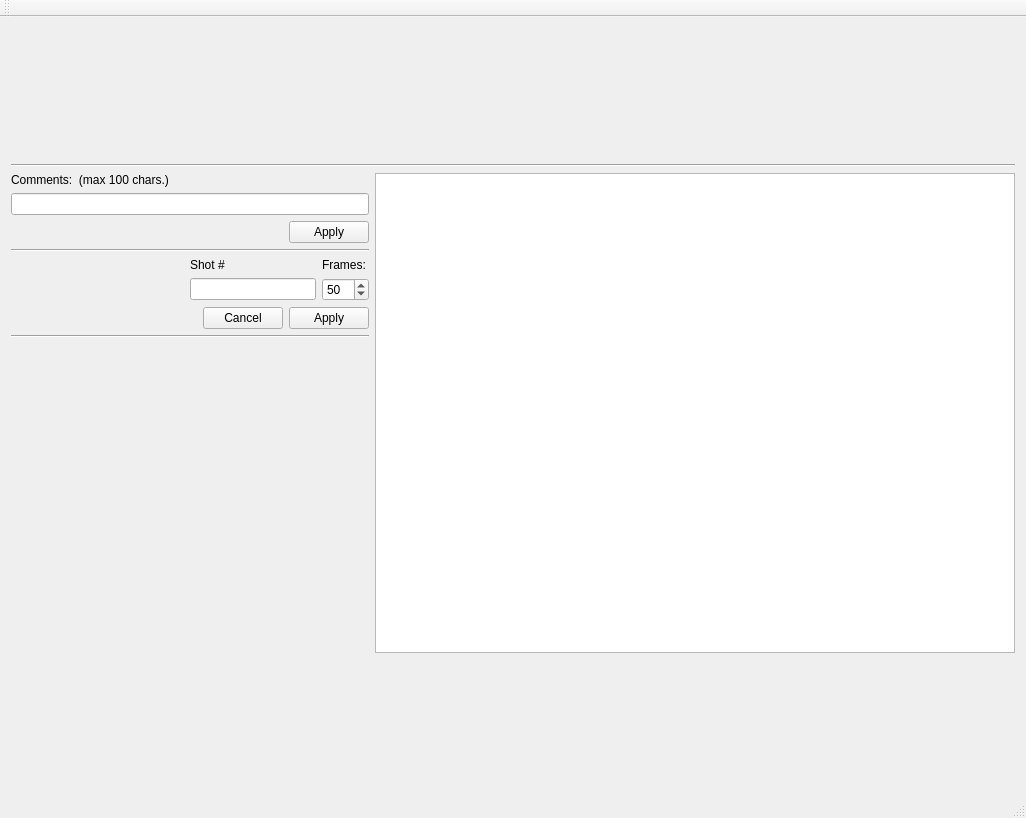
Old version of the form mainwindow.ui in the repository davidlamhauge/dastoryboard.
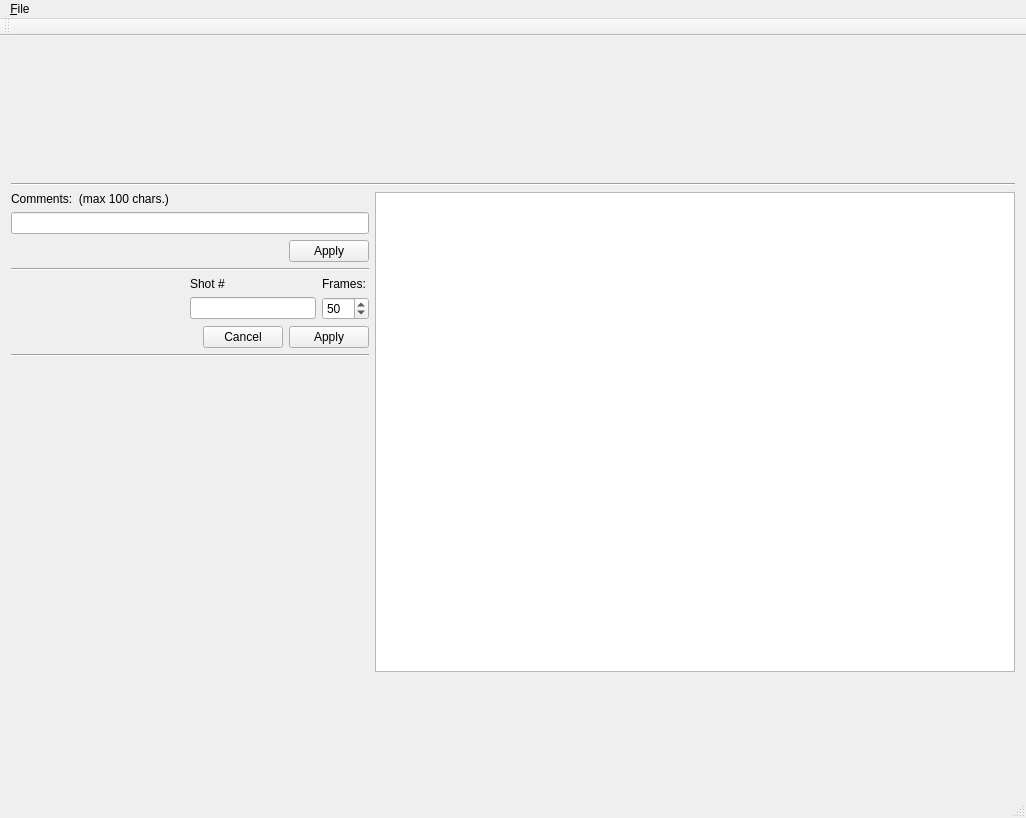
New version of the form.

Patch:
```diff
--- a/mainwindow.ui
+++ b/mainwindow.ui
@@ -25,6 +25,12 @@
      <layout class="QVBoxLayout" name="verticalLayout_3">
       <item>
        <widget class="QWidget" name="imageContainer" native="true">
+        <property name="sizePolicy">
+         <sizepolicy hsizetype="Maximum" vsizetype="Preferred">
+          <horstretch>0</horstretch>
+          <verstretch>0</verstretch>
+         </sizepolicy>
+        </property>
         <property name="minimumSize">
          <size>
           <width>800</width>
@@ -261,6 +267,16 @@
      <height>25</height>
     </rect>
    </property>
+   <widget class="QMenu" name="menu_File">
+    <property name="title">
+     <string>&amp;File</string>
+    </property>
+    <addaction name="action_New_Storyboard"/>
+    <addaction name="action_Save_Storyboard"/>
+    <addaction name="separator"/>
+    <addaction name="actionE_xit"/>
+   </widget>
+   <addaction name="menu_File"/>
   </widget>
   <widget class="QToolBar" name="mainToolBar">
    <property name="sizePolicy">
```
Left out of the diff: 24 changed lines with no effect on the pictures.
